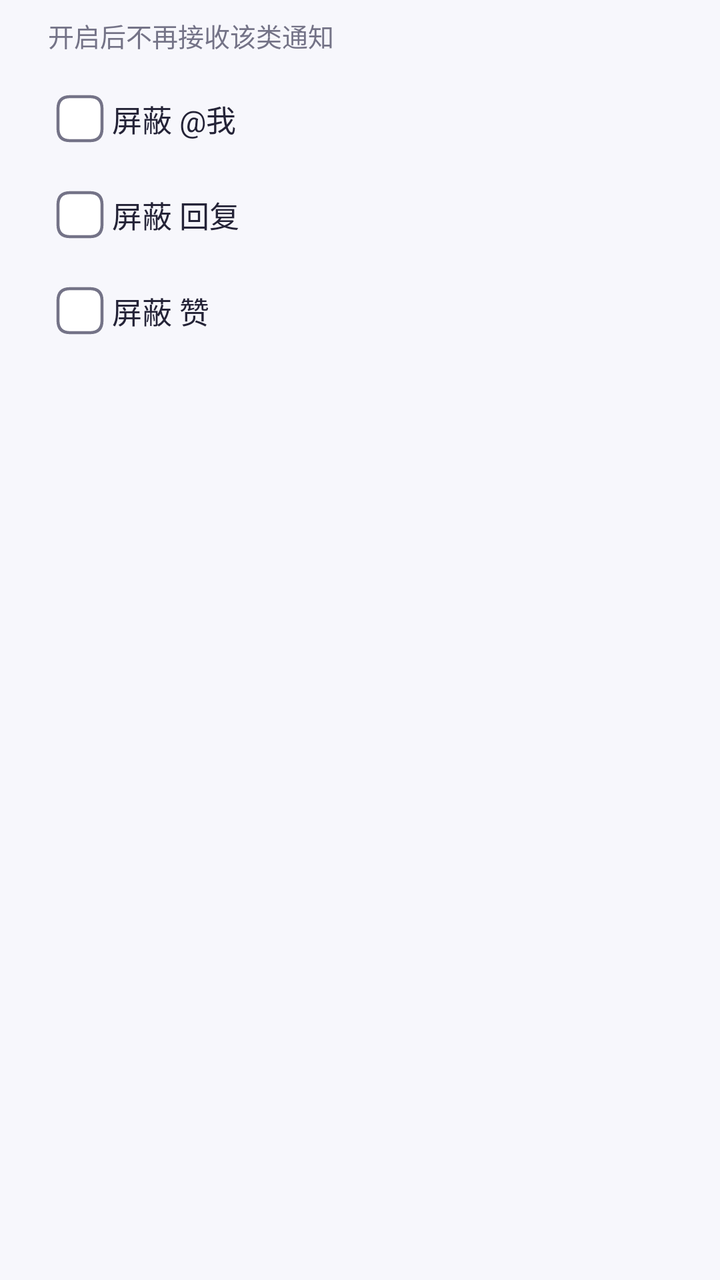
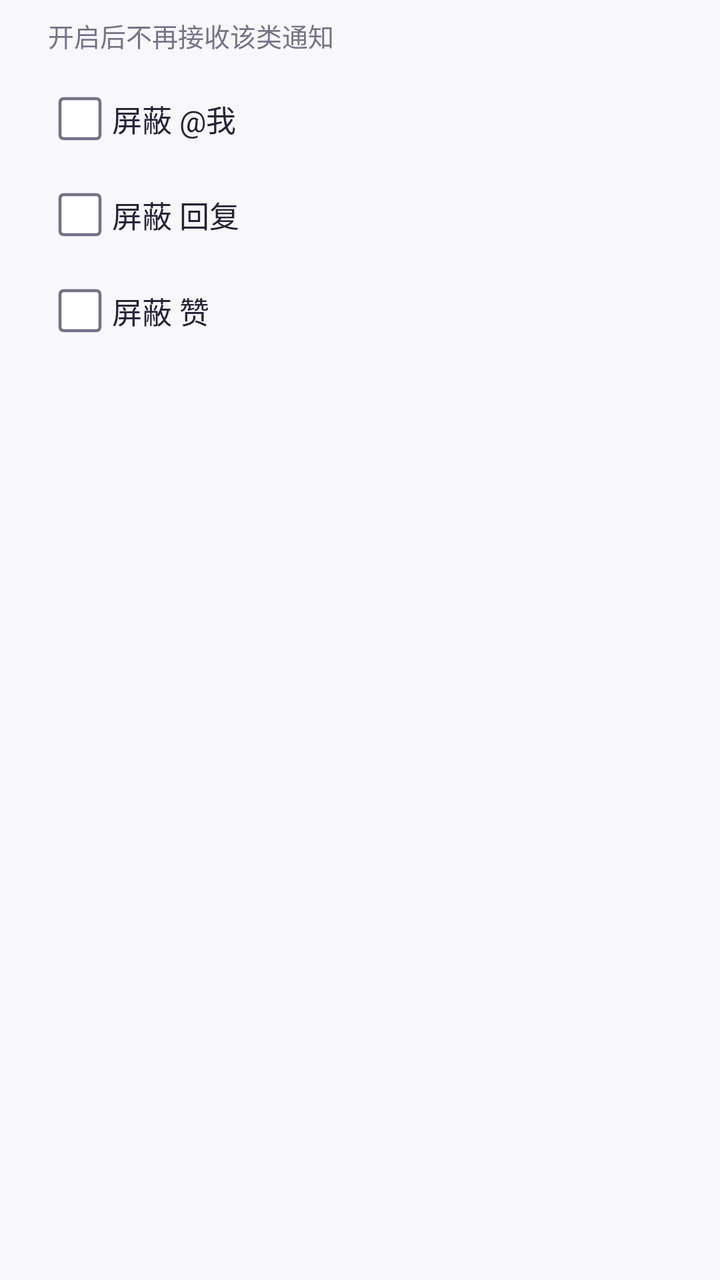

Compare the two renders of this Android layout. The source of the first and the diff that turns it into the second are given below.
<!-- AndroidManifest.xml: application theme AppTheme -->
<!-- res/layout/dialog_notification_settings.xml -->
<?xml version="1.0" encoding="utf-8"?>
<LinearLayout xmlns:android="http://schemas.android.com/apk/res/android"
    android:layout_width="match_parent"
    android:layout_height="wrap_content"
    android:orientation="vertical"
    android:paddingStart="24dp"
    android:paddingEnd="24dp"
    android:paddingTop="8dp"
    android:paddingBottom="8dp">

    <TextView
        android:layout_width="match_parent"
        android:layout_height="wrap_content"
        android:text="@string/messages_mute_hint"
        android:textSize="13sp"
        android:textColor="@color/profile_muted"
        android:paddingBottom="8dp" />

    <CheckBox
        android:id="@+id/ns_mention"
        android:layout_width="match_parent"
        android:layout_height="wrap_content"
        android:text="@string/messages_mute_mention"
        android:textSize="15sp"
        android:button="@drawable/notification_checkbox"
        android:buttonTint="@null"
        android:textColor="@color/profile_ink" />

    <CheckBox
        android:id="@+id/ns_reply"
        android:layout_width="match_parent"
        android:layout_height="wrap_content"
        android:text="@string/messages_mute_reply"
        android:textSize="15sp"
        android:button="@drawable/notification_checkbox"
        android:buttonTint="@null"
        android:textColor="@color/profile_ink" />

    <CheckBox
        android:id="@+id/ns_like"
        android:layout_width="match_parent"
        android:layout_height="wrap_content"
        android:text="@string/messages_mute_like"
        android:textSize="15sp"
        android:button="@drawable/notification_checkbox"
        android:buttonTint="@null"
        android:textColor="@color/profile_ink" />

</LinearLayout>
<!-- resources referenced by this layout -->
<resources>
  <color name="profile_ink">#242337</color>
  <color name="profile_muted">#747387</color>
  <!-- drawable notification_checkbox (drawable) -->
  <?xml version="1.0" encoding="utf-8"?>
  <selector xmlns:android="http://schemas.android.com/apk/res/android">
      <item android:state_checked="true" android:drawable="@drawable/ic_notification_checked" />
      <item android:drawable="@drawable/ic_notification_unchecked" />
  </selector>
  <string name="messages_mute_hint">开启后不再接收该类通知</string>
  <string name="messages_mute_like">屏蔽 赞</string>
  <string name="messages_mute_mention">屏蔽 @我</string>
  <string name="messages_mute_reply">屏蔽 回复</string>
  <!-- drawable ic_notification_checked (drawable) -->
  <?xml version="1.0" encoding="utf-8"?>
  <vector xmlns:android="http://schemas.android.com/apk/res/android"
      android:width="32dp" android:height="32dp"
      android:viewportWidth="32" android:viewportHeight="32">
      <path android:fillColor="@color/profile_accent"
          android:pathData="M11,5 L21,5 Q27,5 27,11 L27,21 Q27,27 21,27 L11,27 Q5,27 5,21 L5,11 Q5,5 11,5 Z" />
      <path android:fillColor="@android:color/transparent" android:strokeColor="@color/white"
          android:strokeWidth="2" android:strokeLineCap="round" android:strokeLineJoin="round"
          android:pathData="M10.5,16 L14.2,19.7 L21.5,12.4" />
  </vector>
  <!-- drawable ic_notification_unchecked (drawable) -->
  <?xml version="1.0" encoding="utf-8"?>
  <vector xmlns:android="http://schemas.android.com/apk/res/android"
      android:width="32dp" android:height="32dp"
      android:viewportWidth="32" android:viewportHeight="32">
      <path android:fillColor="@color/profile_surface" android:strokeColor="@color/profile_muted"
          android:strokeWidth="1.5"
          android:pathData="M11,5 L21,5 Q27,5 27,11 L27,21 Q27,27 21,27 L11,27 Q5,27 5,21 L5,11 Q5,5 11,5 Z" />
  </vector>
  <color name="profile_accent">#6155CE</color>
  <color name="brand_violet_deep">#FF4A3FB8</color>
  <color name="white">#FFFFFFFF</color>
  <color name="brand_violet_light">#FF8B7FF5</color>
  <color name="brand_violet">#FF6155CE</color>
  <color name="profile_bg">#F7F7FC</color>
  <color name="profile_surface">#FFFFFF</color>
  <color name="profile_error">#B3261E</color>
  <color name="accent_ripple">#1F6155CE</color>
  <style name="ShapeRounded.Small" parent="ShapeAppearance.MaterialComponents.SmallComponent">
          <item name="cornerFamily">rounded</item>
          <item name="cornerSize">@dimen/radius_control</item>
      </style>
  <style name="ShapeRounded.Medium" parent="ShapeAppearance.MaterialComponents.MediumComponent">
          <item name="cornerFamily">rounded</item>
          <item name="cornerSize">@dimen/radius_card</item>
      </style>
  <style name="ShapeRounded.Large" parent="ShapeAppearance.MaterialComponents.LargeComponent">
          <item name="cornerFamily">rounded</item>
          <item name="cornerSize">24dp</item>
      </style>
  <style name="Widget.PixelFlow.Button" parent="Widget.MaterialComponents.Button">
          <item name="android:minHeight">52dp</item>
          <item name="android:textSize">15sp</item>
          <item name="android:textAllCaps">false</item>
          <item name="android:insetTop">0dp</item>
          <item name="android:insetBottom">0dp</item>
          <item name="cornerRadius">@dimen/radius_pill</item>
          <item name="android:textColor">@color/white</item>
      </style>
  <dimen name="radius_control">12dp</dimen>
  <dimen name="radius_card">16dp</dimen>
  <dimen name="radius_pill">22dp</dimen>
  <!-- unchanged entries left out for length: 1 -->
</resources>

<!-- the commit's change to res/layout/dialog_notification_settings.xml (unified diff, before → after) -->
@@ -1,5 +1,6 @@
 <?xml version="1.0" encoding="utf-8"?>
 <LinearLayout xmlns:android="http://schemas.android.com/apk/res/android"
+    xmlns:app="http://schemas.android.com/apk/res-auto"
     android:layout_width="match_parent"
     android:layout_height="wrap_content"
     android:orientation="vertical"
@@ -24,6 +25,9 @@
         android:textSize="15sp"
         android:button="@drawable/notification_checkbox"
         android:buttonTint="@null"
+        app:buttonCompat="@drawable/notification_checkbox"
+        app:buttonTint="@null"
+        app:useMaterialThemeColors="false"
         android:textColor="@color/profile_ink" />
 
     <CheckBox
@@ -34,6 +38,9 @@
         android:textSize="15sp"
         android:button="@drawable/notification_checkbox"
         android:buttonTint="@null"
+        app:buttonCompat="@drawable/notification_checkbox"
+        app:buttonTint="@null"
+        app:useMaterialThemeColors="false"
         android:textColor="@color/profile_ink" />
 
     <CheckBox
@@ -44,6 +51,9 @@
         android:textSize="15sp"
         android:button="@drawable/notification_checkbox"
         android:buttonTint="@null"
+        app:buttonCompat="@drawable/notification_checkbox"
+        app:buttonTint="@null"
+        app:useMaterialThemeColors="false"
         android:textColor="@color/profile_ink" />
 
 </LinearLayout>
<!-- resource entries referenced after the edit -->
@@ -18,10 +18,9 @@
       android:width="32dp" android:height="32dp"
       android:viewportWidth="32" android:viewportHeight="32">
       <path android:fillColor="@color/profile_accent"
-          android:pathData="M11,5 L21,5 Q27,5 27,11 L27,21 Q27,27 21,27 L11,27 Q5,27 5,21 L5,11 Q5,5 11,5 Z" />
-      <path android:fillColor="@android:color/transparent" android:strokeColor="@color/white"
-          android:strokeWidth="2" android:strokeLineCap="round" android:strokeLineJoin="round"
-          android:pathData="M10.5,16 L14.2,19.7 L21.5,12.4" />
+          android:pathData="M8,6 L24,6 Q26,6 26,8 L26,24 Q26,26 24,26 L8,26 Q6,26 6,24 L6,8 Q6,6 8,6 Z" />
+      <path android:fillColor="@color/white"
+          android:pathData="M10,16 L11.5,14.5 L14.5,17.5 L21,11 L22.5,12.5 L14.5,20.5 Z" />
   </vector>
   <!-- drawable ic_notification_unchecked (drawable) -->
   <?xml version="1.0" encoding="utf-8"?>
@@ -30,7 +29,7 @@
       android:viewportWidth="32" android:viewportHeight="32">
       <path android:fillColor="@color/profile_surface" android:strokeColor="@color/profile_muted"
           android:strokeWidth="1.5"
-          android:pathData="M11,5 L21,5 Q27,5 27,11 L27,21 Q27,27 21,27 L11,27 Q5,27 5,21 L5,11 Q5,5 11,5 Z" />
+          android:pathData="M8,6 L24,6 Q26,6 26,8 L26,24 Q26,26 24,26 L8,26 Q6,26 6,24 L6,8 Q6,6 8,6 Z" />
   </vector>
   <color name="profile_accent">#6155CE</color>
   <color name="brand_violet_deep">#FF4A3FB8</color>
